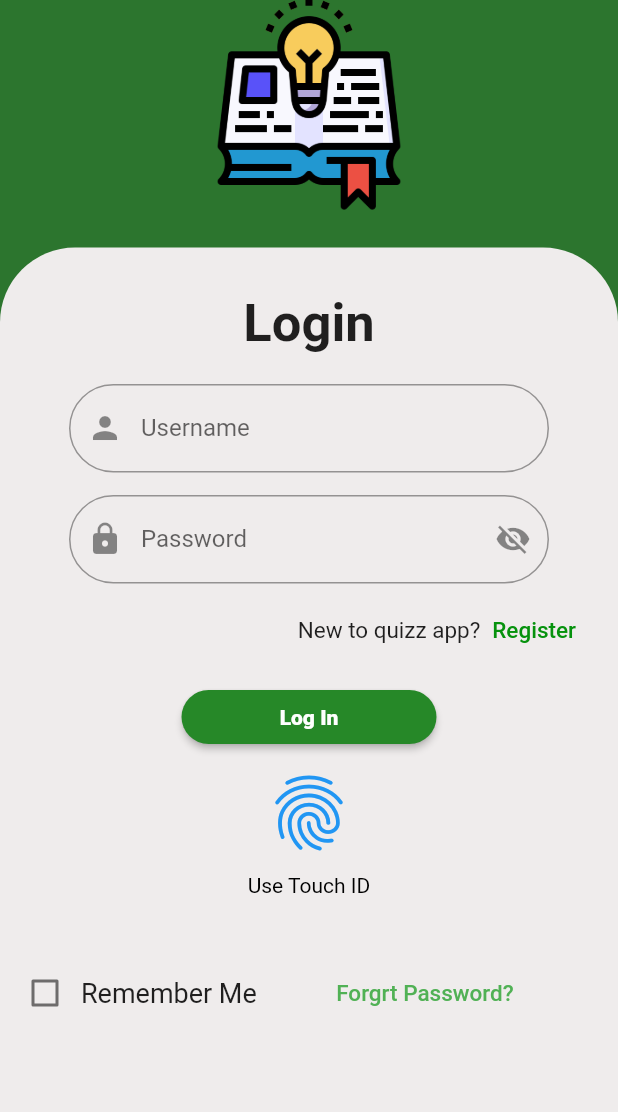
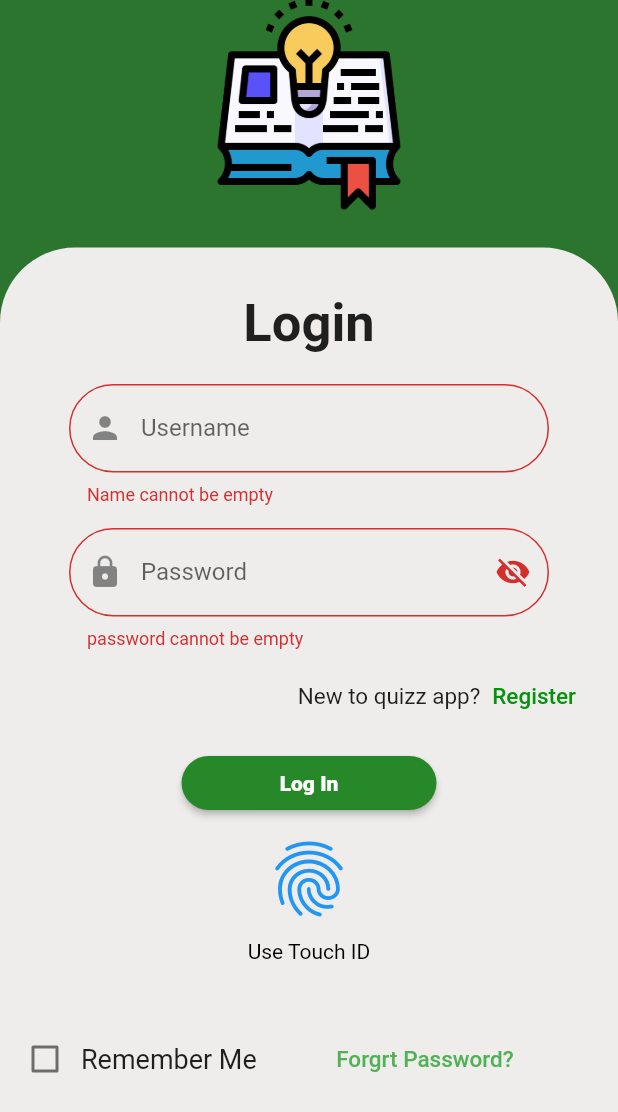
Before and after one commit to ahmadfk1227/iti-task-2023, a Flutter app: the loginscreen screen opened directly, scrolled down 88 dp, after a tap on "Log In", on a phone screen of 412 x 824 dp. Shown: the top 1112 px of the screen. Run offline on Flutter 3.47's test engine with Material 2 defaults, Android fonts, the light colour scheme and no system bars.

Commit message:
last version

```diff
--- a/task2/lib/loginscreen.dart
+++ b/task2/lib/loginscreen.dart
@@ -1,19 +1,31 @@
 import 'package:flutter/material.dart';
+import 'package:task2/categoryscreen.dart';
 
 class loginscreen extends StatefulWidget {
-  const loginscreen({super.key});
+
+  loginscreen({super.key});
 
   @override
-  State<loginscreen> createState() => loginscreenState();
+  loginscreenState createState() => loginscreenState();
 }
 
 class loginscreenState extends State<loginscreen> {
+  String _name='';
+  String _email='';
+  String _num='';
+
+    TextEditingController _password = TextEditingController();
+
+  final GlobalKey<FormState> _formKey = GlobalKey<FormState>();
+
   bool? isschecked = false;
   @override
   Widget build(BuildContext context) {
     return Scaffold(
       backgroundColor: const Color(0xff2c752e),
       body: SingleChildScrollView(
+        child: Form(
+          key: _formKey,
           child: Column(
             children: [
               SizedBox(
@@ -46,11 +58,27 @@ class loginscreenState extends State<loginscreen> {
                         TextStyle(fontWeight: FontWeight.bold, fontSize: 35),
                       ),
                     ),
-                  const Padding(
+                   Padding(
                       padding: EdgeInsets.only(bottom: 15),
                       child: SizedBox(
                         width: 320,
-                      child: TextField(
+
+                        child: TextFormField(
+                          validator: (value) {
+                            if (value == null || value.isEmpty) {
+                              return 'Name cannot be empty';
+                            }
+                            if (value.substring(0, 1).toUpperCase() !=
+                                value.substring(0, 1)) {
+                              return 'Name must begin with an uppercase letter';
+                            }
+                            if (value.length < 8) {
+                              return 'Name must contain 8 letters or more';
+                            }
+                            return null;
+                          },
+
+
                           decoration: InputDecoration(
                             prefixIcon: Icon(Icons.person),
                             border: OutlineInputBorder(
@@ -61,9 +89,24 @@ class loginscreenState extends State<loginscreen> {
                         ),
                       ),
                     ),
-                  const SizedBox(
+                    SizedBox(
                       width: 320,
-                    child: TextField(
+                      child: TextFormField(
+                        validator: (value) {
+                          if (value == null || value.isEmpty) {
+                            return 'password cannot be empty';
+                          }
+                         else if (value.length < 9) {
+                            return 'password must contain 9 letters or more';
+                          }
+                      else if (RegExp(
+                      r'^(?=.*?[A-Z])(?=.*?[a-z])(?=.*?[0-9])(?=.*?[!@#\$&*~]).{8,}$')
+                          .hasMatch(value)) {
+                      return null;
+
+                      }
+                          return 'wrong way to write password';
+                        },
                         decoration: InputDecoration(
                           prefixIcon: Icon(Icons.lock),
                           suffixIcon: Icon(Icons.visibility_off),
@@ -99,7 +142,16 @@ class loginscreenState extends State<loginscreen> {
                       child: SizedBox(
                         width: 170,
                         child: ElevatedButton(
-                        onPressed: () {},
+
+                          onPressed: () {
+                            if (_formKey.currentState!.validate()) {
+                              Navigator.push(context,MaterialPageRoute (
+                                builder: (BuildContext context) =>  categoryscreen(),
+                              ),
+                              );
+                            }
+
+                          },
                           child: const Text('Log In',
                             style: TextStyle(
                               fontWeight: FontWeight.w800,
@@ -172,6 +224,7 @@ class loginscreenState extends State<loginscreen> {
             ],
           ),
         ),
+      ),
     );
   }
 }
--- a/task2/lib/main.dart
+++ b/task2/lib/main.dart
@@ -13,7 +13,7 @@ class MyApp extends StatelessWidget{
   Widget build (BuildContext context){
     return MaterialApp(
       debugShowCheckedModeBanner: false,
-      home: scorescreen(),
+      home: loginscreen(),
     );
   }
 }
```
Lines whose indentation alone changed are shown as unchanged.
